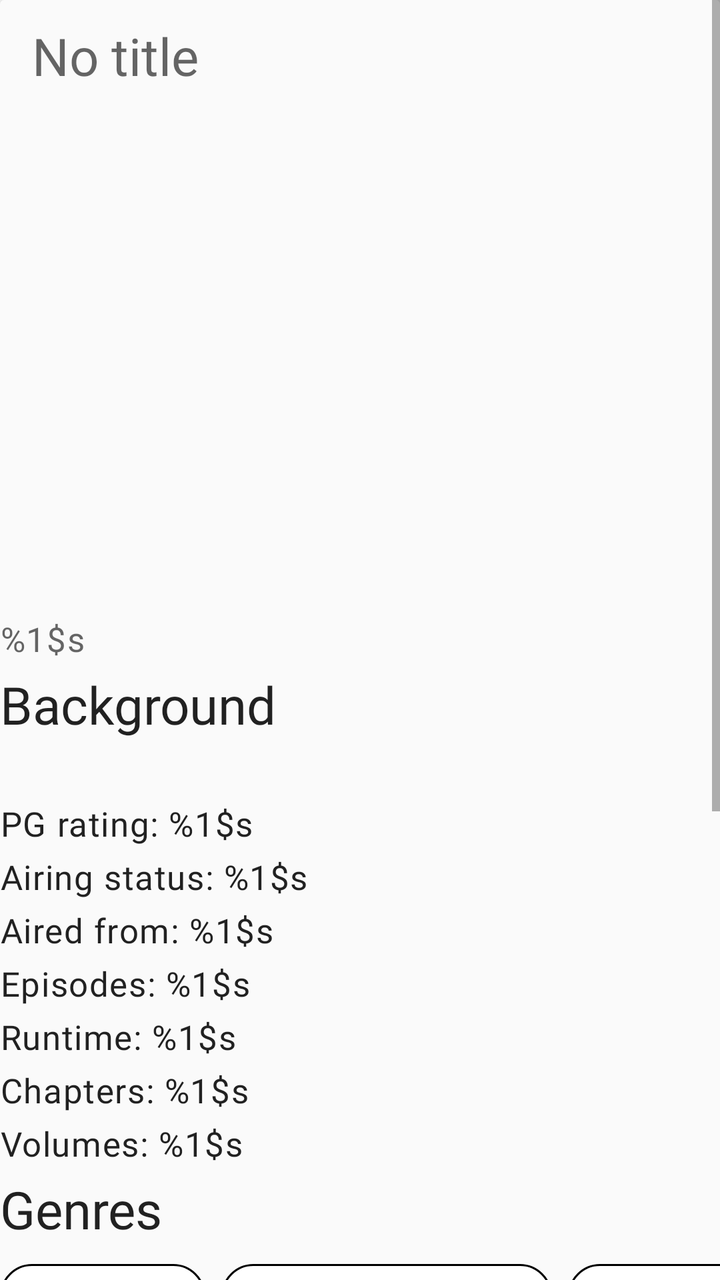
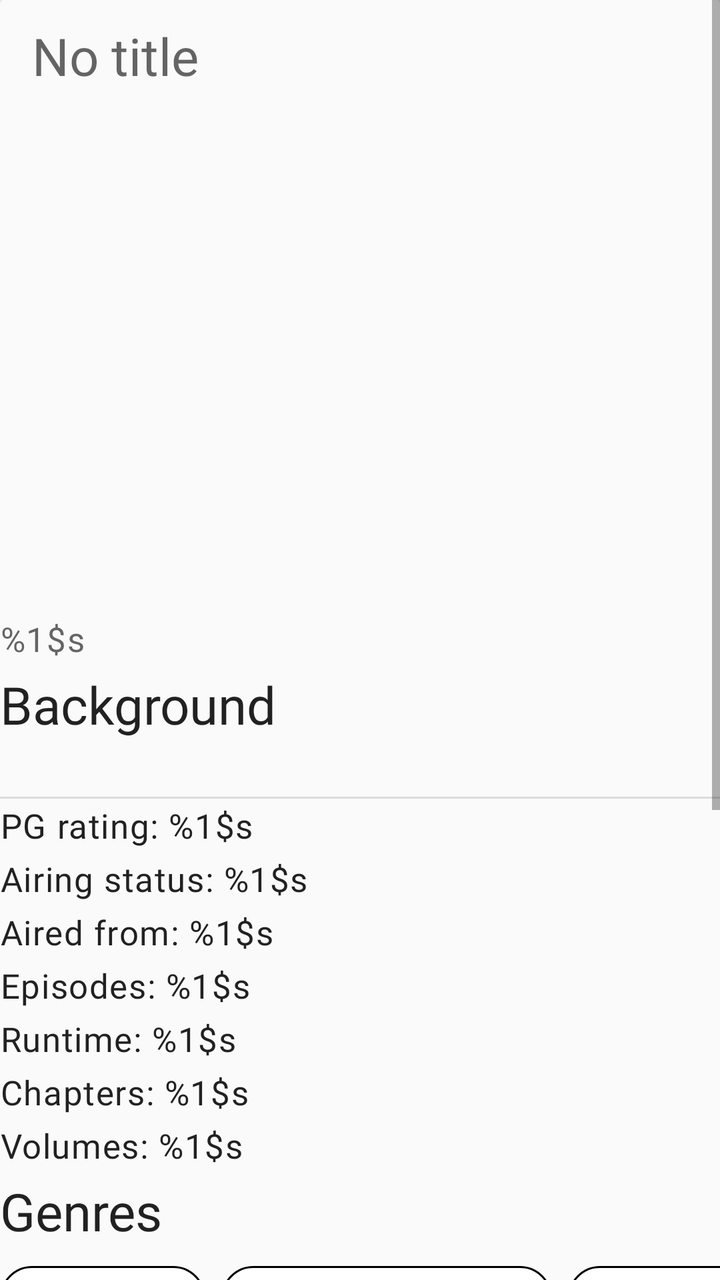

Before-and-after screenshots of an Android layout around one commit, followed by the original layout XML and the change that was made.
<!-- AndroidManifest.xml: another module's application theme Theme.ECatalogs -->
<!-- res/layout/fragment_jikan_details.xml -->
<?xml version="1.0" encoding="utf-8"?>
<ScrollView xmlns:android="http://schemas.android.com/apk/res/android"
    xmlns:app="http://schemas.android.com/apk/res-auto"
    xmlns:tools="http://schemas.android.com/tools"
    android:layout_width="match_parent"
    android:layout_height="match_parent"
    android:layout_margin="@dimen/two_dimen"
    android:orientation="vertical">

    <androidx.cardview.widget.CardView
        android:id="@+id/details_card_view"
        android:layout_width="match_parent"
        android:layout_height="wrap_content"
        android:backgroundTint="?attr/colorSurface">

        <LinearLayout
            android:layout_width="match_parent"
            android:layout_height="match_parent"
            android:orientation="vertical">

            <androidx.appcompat.widget.Toolbar
                android:id="@+id/toolbar"
                android:layout_width="match_parent"
                android:layout_height="wrap_content">

                <LinearLayout
                    android:layout_width="match_parent"
                    android:layout_height="wrap_content"
                    android:orientation="vertical">

                    <TextView
                        android:id="@+id/title"
                        android:layout_width="match_parent"
                        android:layout_height="wrap_content"
                        android:hint="@string/no_title"
                        android:textAppearance="?attr/textAppearanceHeadline5"/>

                </LinearLayout>

            </androidx.appcompat.widget.Toolbar>

            <com.google.android.material.imageview.ShapeableImageView
                android:id="@+id/image"
                android:layout_width="match_parent"
                android:layout_height="wrap_content"
                android:adjustViewBounds="true"
                android:minWidth="@dimen/min_image_width"
                android:minHeight="@dimen/image_height"
                android:scaleType="fitCenter"
                app:strokeColor="@null" />

            <com.google.android.material.textview.MaterialTextView
                android:id="@+id/synopsis"
                android:layout_width="match_parent"
                android:layout_height="wrap_content"
                android:layout_marginVertical="@dimen/two_dimen"
                android:hint="@string/synopsis"
                android:textAppearance="?attr/textAppearanceBody1" />

            <com.google.android.material.textview.MaterialTextView
                android:layout_width="wrap_content"
                android:layout_height="wrap_content"
                android:layout_marginVertical="@dimen/two_dimen"
                android:text="@string/background_headline"
                android:textAppearance="?attr/textAppearanceHeadline5" />

            <com.google.android.material.textview.MaterialTextView
                android:id="@+id/background"
                android:layout_width="wrap_content"
                android:layout_height="wrap_content"
                android:layout_marginVertical="@dimen/two_dimen"
                android:textAppearance="?attr/textAppearanceBody1" />

            <com.google.android.material.textview.MaterialTextView
                android:id="@+id/pg_rating"
                android:layout_width="wrap_content"
                android:layout_height="wrap_content"
                android:layout_marginVertical="@dimen/two_dimen"
                android:text="@string/pg_rating"
                android:textAppearance="?attr/textAppearanceBody1" />

            <com.google.android.material.textview.MaterialTextView
                android:id="@+id/airing_status"
                android:layout_width="wrap_content"
                android:layout_height="wrap_content"
                android:layout_marginVertical="@dimen/two_dimen"
                android:text="@string/airing_status"
                android:textAppearance="?attr/textAppearanceBody1" />

            <com.google.android.material.textview.MaterialTextView
                android:id="@+id/aired"
                android:layout_width="wrap_content"
                android:layout_height="wrap_content"
                android:layout_marginVertical="@dimen/two_dimen"
                android:text="@string/aired"
                android:textAppearance="?attr/textAppearanceBody1" />

            <com.google.android.material.textview.MaterialTextView
                android:id="@+id/episodes"
                android:layout_width="wrap_content"
                android:layout_height="wrap_content"
                android:layout_marginVertical="@dimen/two_dimen"
                android:text="@string/episodes"
                android:textAppearance="?attr/textAppearanceBody1" />

            <com.google.android.material.textview.MaterialTextView
                android:id="@+id/runtime"
                android:layout_width="wrap_content"
                android:layout_height="wrap_content"
                android:layout_marginVertical="@dimen/two_dimen"
                android:text="@string/runtime"
                android:textAppearance="?attr/textAppearanceBody1" />

            <com.google.android.material.textview.MaterialTextView
                android:id="@+id/chapters"
                android:layout_width="wrap_content"
                android:layout_height="wrap_content"
                android:layout_marginVertical="@dimen/two_dimen"
                android:text="@string/chapters"
                android:textAppearance="?attr/textAppearanceBody1" />

            <com.google.android.material.textview.MaterialTextView
                android:id="@+id/volumes"
                android:layout_width="wrap_content"
                android:layout_height="wrap_content"
                android:layout_marginVertical="@dimen/two_dimen"
                android:text="@string/volumes"
                android:textAppearance="?attr/textAppearanceBody1" />

            <com.google.android.material.textview.MaterialTextView
                android:layout_width="wrap_content"
                android:layout_height="wrap_content"
                android:layout_marginVertical="@dimen/two_dimen"
                android:text="Genres"
                android:textAppearance="?attr/textAppearanceHeadline5" />

            <com.google.android.material.chip.ChipGroup
                android:layout_width="wrap_content"
                android:layout_height="wrap_content"
                android:layout_gravity="center"
                android:layout_marginBottom="@dimen/six_dimen"
                android:clickable="false"
                android:foregroundGravity="center_horizontal"
                android:layoutDirection="locale"
                android:theme="@style/Theme.MaterialComponents.Light"
                app:singleLine="true">

                <com.google.android.material.chip.Chip
                    android:id="@+id/genre_one"
                    android:layout_width="wrap_content"
                    android:layout_height="wrap_content"
                    android:gravity="start"
                    android:text="@string/score"
                    android:textAppearance="?attr/textAppearanceBody2"
                    app:chipBackgroundColor="@android:color/white"
                    app:chipStrokeColor="@android:color/black"
                    app:chipStrokeWidth="1dp" />

                <com.google.android.material.chip.Chip
                    android:id="@+id/genre_two"
                    android:layout_width="wrap_content"
                    android:layout_height="wrap_content"
                    android:gravity="center_horizontal"
                    android:text="@string/scored_by"
                    android:textAppearance="?attr/textAppearanceBody2"
                    app:chipBackgroundColor="@android:color/white"
                    app:chipStrokeColor="@android:color/black"
                    app:chipStrokeWidth="1dp" />

                <com.google.android.material.chip.Chip
                    android:id="@+id/genre_three"
                    android:layout_width="wrap_content"
                    android:layout_height="wrap_content"
                    android:gravity="end"
                    android:text="@string/rank"
                    android:textAppearance="?attr/textAppearanceBody2"
                    app:chipBackgroundColor="@android:color/white"
                    app:chipStrokeColor="@android:color/black"
                    app:chipStrokeWidth="1dp" />

            </com.google.android.material.chip.ChipGroup>

            <com.google.android.material.textview.MaterialTextView
                android:layout_width="wrap_content"
                android:layout_height="wrap_content"
                android:layout_marginVertical="@dimen/two_dimen"
                android:text="Ratings"
                android:textAppearance="?attr/textAppearanceHeadline5" />

            <com.google.android.material.chip.ChipGroup
                android:layout_width="wrap_content"
                android:layout_height="wrap_content"
                android:layout_gravity="center"
                android:layout_marginBottom="@dimen/six_dimen"
                android:clickable="false"
                android:foregroundGravity="center_horizontal"
                android:layoutDirection="locale"
                android:theme="@style/Theme.MaterialComponents.Light"
                app:singleLine="false">

                <com.google.android.material.chip.Chip
                    android:id="@+id/score"
                    android:layout_width="wrap_content"
                    android:layout_height="wrap_content"
                    android:gravity="start"
                    android:text="@string/score"
                    android:textAppearance="?attr/textAppearanceBody2"
                    app:chipBackgroundColor="@android:color/white"
                    app:chipStrokeColor="@android:color/black"
                    app:chipStrokeWidth="1dp" />

                <com.google.android.material.chip.Chip
                    android:id="@+id/scored_by"
                    android:layout_width="wrap_content"
                    android:layout_height="wrap_content"
                    android:gravity="center_horizontal"
                    android:text="@string/scored_by"
                    android:textAppearance="?attr/textAppearanceBody2"
                    app:chipBackgroundColor="@android:color/white"
                    app:chipStrokeColor="@android:color/black"
                    app:chipStrokeWidth="1dp" />

                <com.google.android.material.chip.Chip
                    android:id="@+id/rank"
                    android:layout_width="wrap_content"
                    android:layout_height="wrap_content"
                    android:gravity="end"
                    android:text="@string/rank"
                    android:textAppearance="?attr/textAppearanceBody2"
                    app:chipBackgroundColor="@android:color/white"
                    app:chipStrokeColor="@android:color/black"
                    app:chipStrokeWidth="1dp" />

                <com.google.android.material.chip.Chip
                    android:id="@+id/popularity"
                    android:layout_width="wrap_content"
                    android:layout_height="wrap_content"
                    android:gravity="end"
                    android:text="@string/popularity"
                    android:textAppearance="?attr/textAppearanceBody2"
                    app:chipBackgroundColor="@android:color/white"
                    app:chipStrokeColor="@android:color/black"
                    app:chipStrokeWidth="1dp" />

                <com.google.android.material.chip.Chip
                    android:id="@+id/members"
                    android:layout_width="wrap_content"
                    android:layout_height="wrap_content"
                    android:gravity="end"
                    android:text="@string/members"
                    android:textAppearance="?attr/textAppearanceBody2"
                    app:chipBackgroundColor="@android:color/white"
                    app:chipStrokeColor="@android:color/black"
                    app:chipStrokeWidth="1dp" />

                <com.google.android.material.chip.Chip
                    android:id="@+id/favorites"
                    android:layout_width="wrap_content"
                    android:layout_height="wrap_content"
                    android:gravity="end"
                    android:text="@string/favorites"
                    android:textAppearance="?attr/textAppearanceBody2"
                    app:chipBackgroundColor="@android:color/white"
                    app:chipStrokeColor="@android:color/black"
                    app:chipStrokeWidth="1dp" />

            </com.google.android.material.chip.ChipGroup>

            <View style="@style/Divider.Horizontal" />

            <com.google.android.material.textview.MaterialTextView
                android:id="@+id/url"
                android:layout_width="wrap_content"
                android:layout_height="wrap_content"
                android:layout_marginVertical="@dimen/two_dimen"
                android:text="@string/link_web_page"
                android:textAppearance="?attr/textAppearanceBody1" />

            <View style="@style/Divider.Horizontal" />

            <com.google.android.material.textview.MaterialTextView
                android:id="@+id/trailer"
                android:layout_width="wrap_content"
                android:layout_height="wrap_content"
                android:layout_marginVertical="@dimen/two_dimen"
                android:text="@string/link_trailer"
                android:textAppearance="?attr/textAppearanceBody1" />

            <com.google.android.material.textview.MaterialTextView
                android:id="@+id/serializations"
                android:layout_width="wrap_content"
                android:layout_height="wrap_content"
                android:layout_marginVertical="@dimen/two_dimen"
                android:text="@string/serializations"
                android:textAppearance="?attr/textAppearanceHeadline6" />

            <com.google.android.material.textview.MaterialTextView
                android:id="@+id/serialization_name"
                android:layout_width="wrap_content"
                android:layout_height="wrap_content"
                android:layout_marginVertical="@dimen/two_dimen"
                android:text="@string/serialization_name"
                android:textAppearance="?attr/textAppearanceBody1" />

            <com.google.android.material.textview.MaterialTextView
                android:id="@+id/serialization_link"
                android:layout_width="wrap_content"
                android:layout_height="wrap_content"
                android:layout_marginVertical="@dimen/two_dimen"
                android:text="@string/serialization_link"
                android:textAppearance="?attr/textAppearanceBody1" />

            <View style="@style/Divider.Horizontal" />
        </LinearLayout>
    </androidx.cardview.widget.CardView>

</ScrollView>
<!-- resources referenced by this layout -->
<resources>
  <dimen name="image_height">250dp</dimen>
  <dimen name="min_image_width">150dp</dimen>
  <dimen name="six_dimen">6dp</dimen>
  <dimen name="two_dimen">2dp</dimen>
  <string name="aired">Aired from: %1$s</string>
  <string name="airing_status">Airing status: %1$s</string>
  <string name="background_headline">Background</string>
  <string name="chapters">Chapters: %1$s</string>
  <string name="episodes">Episodes: %1$s</string>
  <string name="favorites">Favorites: %1$s</string>
  <string name="link_trailer">Link to trailer: %1$s</string>
  <string name="link_web_page">Link to web page: %1$s</string>
  <string name="members">Members: %1$s</string>
  <string name="no_title">No title</string>
  <string name="pg_rating">PG rating: %1$s</string>
  <string name="popularity">Popularity rank %1$s</string>
  <string name="rank">Rank %1$s</string>
  <string name="runtime">Runtime: %1$s</string>
  <string name="score">Score: %1$s</string>
  <string name="scored_by">Scored by %1$s users</string>
  <string name="serialization_link">Link to web page: %1$s</string>
  <string name="serialization_name">Name: %1$s</string>
  <string name="serializations">Serializations</string>
  <string name="synopsis">%1$s</string>
  <string name="volumes">Volumes: %1$s</string>
  <style name="Divider.Horizontal" parent="Divider">
          <item name="android:layout_width">match_parent</item>
          <item name="android:layout_height">1dp</item>
      </style>
  <style name="Divider">
          <item name="android:background">?android:attr/listDivider</item> // can add colorur here
      </style>
  <color name="blue_grey_600">#546e7a</color>
  <color name="blue_grey_100">#819ca9</color>
  <color name="black">#000000</color>
  <color name="white">#fafafa</color>
  <color name="blue_grey_700">#29434e</color>
  <style name="ShapeAppearance.ECatalog.SmallComponent" parent="ShapeAppearance.MaterialComponents.SmallComponent">
          <item name="cornerFamily">rounded</item>
          <item name="cornerSize">@dimen/reply_small_component_corner_radius</item>
      </style>
  <style name="ShapeAppearance.ECatalog.MediumComponent" parent="ShapeAppearance.MaterialComponents.MediumComponent">
          <item name="cornerFamily">rounded</item>
          <item name="cornerSize">@dimen/reply_medium_component_corner_radius</item>
      </style>
  <style name="ShapeAppearance.ECatalog.LargeComponent" parent="ShapeAppearance.MaterialComponents.LargeComponent">
          <item name="cornerFamily">rounded</item>
          <item name="cornerSize">@dimen/reply_large_component_corner_radius</item>
      </style>
  <style name="TextAppearance.MdcTypographyStyles.Body2" parent="TextAppearance.MaterialComponents.Body2">
          <item name="fontFamily">@font/nunito_sans_regular</item>
          <item name="android:fontFamily">@font/nunito_sans_regular</item>
          <item name="android:textSize">15sp</item>
      </style>
  <style name="TextAppearance.MdcTypographyStyles.Button" parent="TextAppearance.MaterialComponents.Button">
          <item name="fontFamily">@font/nunito_sans_light</item>
          <item name="android:fontFamily">@font/nunito_sans_light</item>
          <item name="android:textSize">15sp</item>
      </style>
  <style name="TextAppearance.MdcTypographyStyles.Caption" parent="TextAppearance.MaterialComponents.Caption">
          <item name="fontFamily">@font/nunito_sans_light</item>
          <item name="android:fontFamily">@font/nunito_sans_light</item>
          <item name="android:textSize">13sp</item>
      </style>
  <dimen name="reply_small_component_corner_radius">8dp</dimen>
  <dimen name="reply_medium_component_corner_radius">12dp</dimen>
  <dimen name="reply_large_component_corner_radius">24dp</dimen>
  <!-- unchanged entries left out for length: 6 -->
</resources>

<!-- the commit's change to res/layout/fragment_jikan_details.xml (unified diff, before → after) -->
@@ -71,6 +71,8 @@
                 android:layout_marginVertical="@dimen/two_dimen"
                 android:textAppearance="?attr/textAppearanceBody1" />
 
+            <View style="@style/Divider.Horizontal" />
+
             <com.google.android.material.textview.MaterialTextView
                 android:id="@+id/pg_rating"
                 android:layout_width="wrap_content"
@@ -184,7 +186,7 @@
                 android:layout_width="wrap_content"
                 android:layout_height="wrap_content"
                 android:layout_marginVertical="@dimen/two_dimen"
-                android:text="Ratings"
+                android:text="@string/ratings"
                 android:textAppearance="?attr/textAppearanceHeadline5" />
 
             <com.google.android.material.chip.ChipGroup
<!-- resource entries referenced after the edit -->
@@ -17,6 +17,7 @@
   <string name="pg_rating">PG rating: %1$s</string>
   <string name="popularity">Popularity rank %1$s</string>
   <string name="rank">Rank %1$s</string>
+  <string name="ratings">ratings</string>
   <string name="runtime">Runtime: %1$s</string>
   <string name="score">Score: %1$s</string>
   <string name="scored_by">Scored by %1$s users</string>
